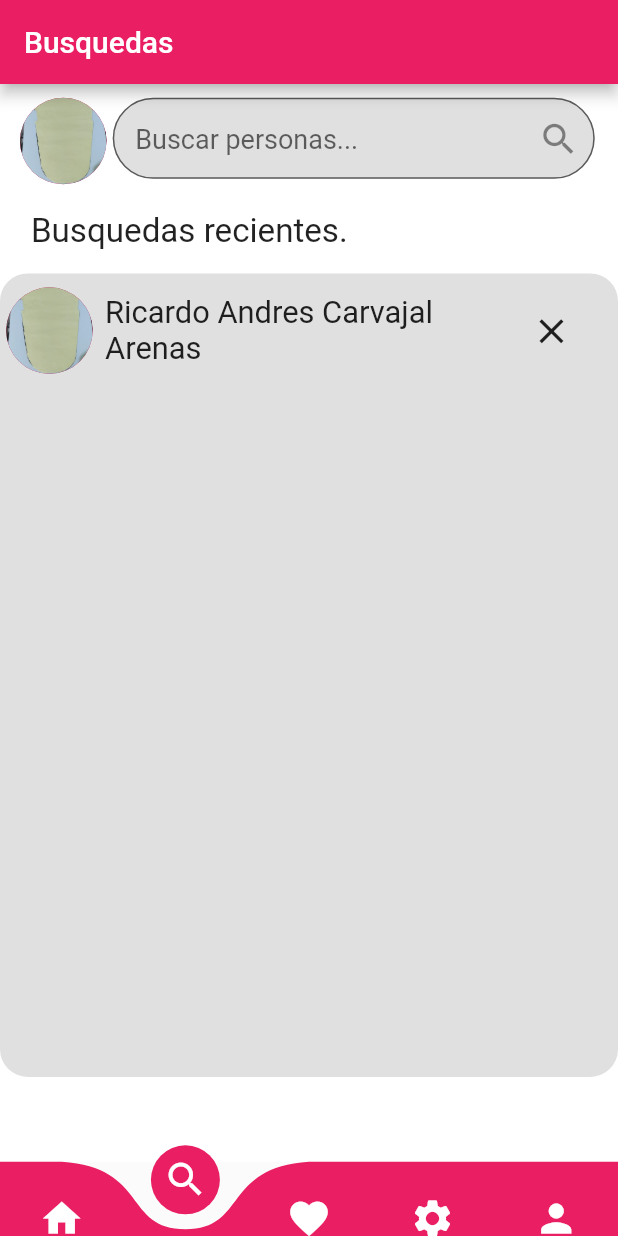
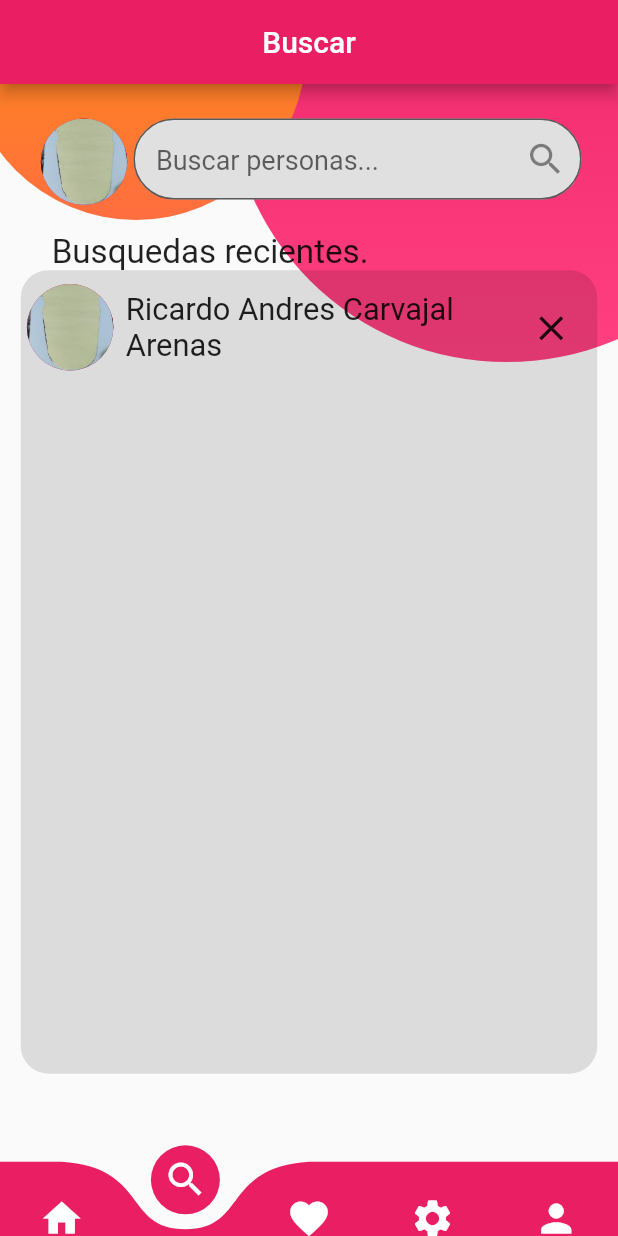
Before and after one commit to JhonRuiz95/flutter_application_3, a Flutter app: the raiz screen opened directly, item 2 of the bottom bar chosen, on a phone screen of 412 x 824 dp. Run offline on Flutter 3.47's test engine with Material 2 defaults, Android fonts, the phone set to English and light mode, and no system bars; drawn by our look-alikes of curved_navigation_bar; our stand-ins replace cloud_firestore, dio, file_picker, firebase_auth, firebase_core, firebase_storage and 8 more; missing offline and left inert: dart:ffi, photo_manager; accounts and stored records are empty; network calls fail; statements that could not run were skipped.

Commit message:
Buscar completo

```diff
--- a/lib/main.dart
+++ b/lib/main.dart
@@ -1,7 +1,7 @@
 import 'package:firebase_core/firebase_core.dart';
 import 'package:flutter/material.dart';
 import 'package:flutter_application_3/screens/login_screen.dart';
-
+import 'package:flutter_application_3/screens/raiz.dart';
 
 Future<void> main() async {
   WidgetsFlutterBinding.ensureInitialized();
@@ -16,7 +16,7 @@ class MyApp extends StatelessWidget {
       theme: ThemeData(primarySwatch: Colors.pink),
       debugShowCheckedModeBanner: false,
       title: 'Login',
-      home: const LoginScreen(),
+      home: raiz(),
     );
   }
 }
--- /dev/null
+++ b/lib/screens/buscar.dart
@@ -0,0 +1,187 @@
+import 'package:flutter/material.dart';
+import 'package:flutter_application_3/utils/responsive.dart';
+import 'package:flutter_application_3/widgets/circle.dart';
+import 'package:fluttertoast/fluttertoast.dart';
+import 'package:form_field_validator/form_field_validator.dart';
+import 'package:google_fonts/google_fonts.dart';
+
+class buscarUser extends StatelessWidget {
+  const buscarUser({Key? key}) : super(key: key);
+
+  @override
+  Widget build(BuildContext context) {
+    Responsive responsive = Responsive(context);
+    final double pinkSize = responsive.wp(90);
+    final double orangeSize = responsive.wp(55);
+
+    Row userResult = Row(
+      children: [
+        Container(
+          //alignment: Alignment.bottomLeft,
+          height: responsive.hp(7),
+          //color: Colors.amber,
+          width: responsive.wp(16), //size.width * .125,
+          child: const CircleAvatar(
+            radius: 60,
+            backgroundImage: AssetImage('assets/img/pru1.jpeg'),
+          ),
+        ),
+        SizedBox(
+          width: responsive.wp(1),
+        ),
+        SizedBox(
+          width: responsive.wp(63),
+          child: Text(
+            "Ricardo Andres Carvajal Arenas",
+            style: TextStyle(
+              fontSize: responsive.wp(5),
+              //backgroundColor: Colors.amber,
+            ),
+          ),
+        ),
+        IconButton(
+          onPressed: () {},
+          icon: const Icon(Icons.close),
+          iconSize: responsive.dp(3),
+        )
+      ],
+    );
+
+    return Scaffold(
+      appBar: AppBar(
+        title: const Text('Buscar'),
+        centerTitle: true,
+      ),
+      body: SizedBox(
+        width: double.infinity,
+        height: responsive.height * 0.82,
+        child: Stack(
+          children: <Widget>[
+            Positioned(
+              right: -(pinkSize) * 0.3,
+              top: -(pinkSize) * 0.5,
+              child: Circle(
+                size: pinkSize,
+                colors: const [
+                  Colors.pink,
+                  Colors.pinkAccent,
+                  //Colors.yellow,
+                ],
+              ),
+            ),
+            Positioned(
+              left: -(orangeSize) * 0.1,
+              top: -(orangeSize) * 0.6,
+              child: Circle(
+                size: orangeSize,
+                colors: const [
+                  Colors.orange,
+                  Colors.deepOrangeAccent,
+                  //Colors.yellow,
+                ],
+              ),
+            ),
+            ListView(
+              padding: EdgeInsets.all(responsive.dp(1.5)),
+              children: <Widget>[
+                Wrap(
+                  //mainAxisAlignment: MainAxisAlignment.spaceBetween,
+                  direction: Axis.horizontal,
+                  children: [
+                    Padding(
+                      padding: EdgeInsets.symmetric(
+                          vertical: responsive.dp(1),
+                          horizontal: responsive.dp(1)),
+                      child: Row(
+                        children: [
+                          Column(
+                            children: [
+                              Container(
+                                alignment: Alignment.topLeft,
+                                height: responsive.hp(7),
+                                //color: Colors.amber,
+                                width: responsive.wp(16), //size.width * .125,
+                                child: const CircleAvatar(
+                                  radius: 60,
+                                  backgroundImage:
+                                      AssetImage('assets/img/pru1.jpeg'),
+                                ),
+                              ),
+                            ],
+                          ),
+                          SizedBox(
+                            height: responsive.hp(7),
+                            width: responsive.wp(72.5),
+                            //color: Colors.grey.shade300, //parte de perfil
+                            child: TextFormField(
+                              style: TextStyle(fontSize: responsive.dp(2.2)),
+                              //controller: _comentarioController,
+                              //maxLines: 3,
+                              decoration: InputDecoration(
+                                fillColor: Colors.grey.shade300,
+                                filled: true,
+                                contentPadding:
+                                    const EdgeInsets.only(left: 15.0, top: 30),
+                                border: OutlineInputBorder(
+                                    borderRadius: BorderRadius.circular(
+                                        responsive.dp(15))),
+                                hintText: 'Buscar personas...',
+                                hintStyle: GoogleFonts.roboto(
+                                  fontSize: 18,
+                                ),
+                                suffixIcon: IconButton(
+                                  //color: Colors.amber,
+                                  iconSize: responsive.dp(3),
+                                  icon: const Icon(Icons.search),
+                                  onPressed: () {
+                                    Fluttertoast.showToast(
+                                      msg: 'Buscando',
+                                    );
+                                  },
+                                ),
+                              ),
+                              validator: RequiredValidator(
+                                  errorText: 'El campo es obligatorio'),
+                            ),
+                          ),
+                        ],
+                      ),
+                    ),
+                    Padding(
+                      padding: EdgeInsets.fromLTRB(
+                          responsive.wp(5), responsive.hp(1), 0, 0),
+                      child: Text(
+                        'Busquedas recientes.',
+                        style: TextStyle(
+                          fontSize: responsive.dp(2.4),
+                        ),
+                      ),
+                    )
+                  ],
+                ),
+                //?
+                Container(
+                  width: responsive.wp(98),
+                  height: responsive.hp(65),
+                  //color: Colors.black12,
+                  decoration: BoxDecoration(
+                      color: Colors.black12,
+                      borderRadius:
+                          BorderRadius.all(Radius.circular(responsive.dp(2)))),
+                  child: Padding(
+                    padding: EdgeInsets.symmetric(vertical: responsive.dp(1)),
+                    child: Column(
+                      children: [
+                        userResult,
+                      ],
+                    ),
+                  ),
+                ),
+              ],
+            )
+          ],
+        ),
+      ),
+    );
+  }
+}
--- a/lib/screens/raiz.dart
+++ b/lib/screens/raiz.dart
@@ -1,10 +1,10 @@
 import 'package:flutter/material.dart';
 import 'package:curved_navigation_bar/curved_navigation_bar.dart';
+import 'package:flutter_application_3/screens/buscar.dart';
 import 'package:flutter_application_3/screens/home_screen.dart';
 import 'package:flutter_application_3/screens/perfilCompleto.dart';
 import 'package:flutter_application_3/screens/view_pub.dart';
 import 'package:flutter_application_3/utils/responsive.dart';
-import 'package:flutter_application_3/views/comentario.dart';
 import 'package:flutter_application_3/views/perfil.dart';
 import 'package:flutter_application_3/views/publica.dart';
 
@@ -18,12 +18,13 @@ class raiz extends StatefulWidget {
 class _raizState extends State<raiz> {
   int _page = 0;
 
-  final perfilCompleto _perfil = new perfilCompleto();
-  final publicacionPerfil _pubPerfil = new publicacionPerfil();
+  final perfilCompleto _perfil = const perfilCompleto();
+  final publicacionPerfil _pubPerfil = const publicacionPerfil();
   final Perfil _perfilBotton = new Perfil();
-  final home_screen _homeScreen = new home_screen();
-  final comentario _comentario = new comentario();
-  final viewPub _viewpub = new viewPub();
+  final home_screen _homeScreen = const home_screen();
+
+  final viewPub _viewpub = const viewPub();
+  final buscarUser _buscarUser = new buscarUser();
 
   Widget _showPage = new home_screen();
   Widget _pageChoser(int page) {
@@ -32,7 +33,7 @@ class _raizState extends State<raiz> {
         return _homeScreen;
 
       case 1:
-        return _comentario;
+        return _buscarUser;
 
       case 2:
         return _viewpub;
--- a/lib/views/comentario.dart
+++ /dev/null
@@ -1,198 +0,0 @@
-import 'package:flutter/material.dart';
-import 'package:flutter_application_3/ui/widgets.dart';
-import 'package:flutter_application_3/utils/responsive.dart';
-import 'package:flutter_application_3/widgets/circle.dart';
-import 'package:fluttertoast/fluttertoast.dart';
-import 'package:form_field_validator/form_field_validator.dart';
-import 'package:google_fonts/google_fonts.dart';
-//import 'package:icon/icon.dart';
-//import 'package:firebase_auth/firebase_auth.dart';
-
-//FirebaseAuth _auth = FirebaseAuth.instance;
-
-class comentario extends StatelessWidget {
-  final String title = 'Comentario';
-  final GlobalKey<FormState> _formKey = GlobalKey<FormState>();
-  final TextEditingController _comentarioController = TextEditingController();
-  late final bool _success = false;
-
-  @override
-  Widget build(BuildContext context) {
-    Responsive responsive = new Responsive(context);
-    final double pinkSize = responsive.wp(90);
-    final double orangeSize = responsive.wp(55);
-    final size = MediaQuery.of(context).size;
-
-    Row userResult = Row(
-      children: [
-        Container(
-          //alignment: Alignment.bottomLeft,
-          height: responsive.hp(7),
-          //color: Colors.amber,
-          width: responsive.wp(16), //size.width * .125,
-          child: const CircleAvatar(
-            radius: 60,
-            backgroundImage: AssetImage('assets/img/pru1.jpeg'),
-          ),
-        ),
-        SizedBox(
-          width: responsive.wp(1),
-        ),
-        SizedBox(
-          width: responsive.wp(66.4),
-          child: Text(
-            "Ricardo Andres Carvajal Arenas",
-            style: TextStyle(
-              fontSize: responsive.wp(5),
-              //backgroundColor: Colors.amber,
-            ),
-          ),
-        ),
-        IconButton(
-          onPressed: () {},
-          icon: const Icon(Icons.close),
-          iconSize: responsive.dp(3),
-        )
-      ],
-    );
-
-    return Scaffold(
-      backgroundColor: Colors.white,
-      appBar: AppBar(
-        title: Text("Busquedas"),
-      ),
-      body: SafeArea(
-        child: Form(
-          key: _formKey,
-          child: Padding(
-            padding: const EdgeInsets.all(0),
-            child: Column(
-              children: [
-                Expanded(
-                  //flex: 2,
-                  child: SizedBox(
-                    child: ListView(
-                      children: [
-                        Wrap(
-                          //mainAxisAlignment: MainAxisAlignment.spaceBetween,
-                          direction: Axis.horizontal,
-                          children: [
-                            Padding(
-                              padding: EdgeInsets.symmetric(
-                                  vertical: responsive.dp(1),
-                                  horizontal: responsive.dp(1)),
-                              child: Row(
-                                children: [
-                                  Column(
-                                    children: [
-                                      Container(
-                                        alignment: Alignment.topLeft,
-                                        height: responsive.hp(7),
-                                        //color: Colors.amber,
-                                        width: responsive
-                                            .wp(16), //size.width * .125,
-                                        child: const CircleAvatar(
-                                          radius: 60,
-                                          backgroundImage: AssetImage(
-                                              'assets/img/pru1.jpeg'),
-                                        ),
-                                      ),
-                                    ],
-                                  ),
-                                  SizedBox(
-                                    height: responsive.hp(7),
-                                    width: responsive.wp(78),
-                                    //color: Colors.grey.shade300, //parte de perfil
-                                    child: TextFormField(
-                                      style: TextStyle(
-                                          fontSize: responsive.dp(2.2)),
-                                      controller: _comentarioController,
-                                      //maxLines: 3,
-                                      decoration: InputDecoration(
-                                        fillColor: Colors.grey.shade300,
-                                        filled: true,
-                                        contentPadding: const EdgeInsets.only(
-                                            left: 15.0, top: 30),
-                                        border: OutlineInputBorder(
-                                            borderRadius: BorderRadius.circular(
-                                                responsive.dp(15))),
-                                        hintText: 'Buscar personas...',
-                                        hintStyle: GoogleFonts.roboto(
-                                          fontSize: 18,
-                                        ),
-                                        suffixIcon: IconButton(
-                                          //color: Colors.amber,
-                                          iconSize: responsive.dp(3),
-                                          icon: const Icon(Icons.search),
-                                          onPressed: () {
-                                            Fluttertoast.showToast(
-                                              msg: 'Buscando',
-                                            );
-                                          },
-                                        ),
-                                      ),
-                                      validator: RequiredValidator(
-                                          errorText: 'El campo es obligatorio'),
-                                    ),
-                                  ),
-                                ],
-                              ),
-                            ),
-                            Padding(
-                              padding: EdgeInsets.fromLTRB(
-                                  responsive.wp(5), responsive.hp(1), 0, 0),
-                              child: Text(
-                                'Busquedas recientes.',
-                                style: TextStyle(
-                                  fontSize: responsive.dp(2.4),
-                                ),
-                              ),
-                            )
-                          ],
-                        ),
-                        Container(
-                          alignment: Alignment.center,
-                          child: Text(_success == null
-                              ? 'Null'
-                              : (_success ? 'Comentario registrado' : '')),
-                        ),
-                        //? aqui estaba el result de busqueda
-
-                        Container(
-                          width: responsive.wp(98),
-                          height: responsive.hp(65),
-                          //color: Colors.black12,
-                          decoration: BoxDecoration(
-                              color: Colors.black12,
-                              borderRadius: BorderRadius.all(
-                                  Radius.circular(responsive.dp(2)))),
-                          child: Padding(
-                            padding: EdgeInsets.symmetric(
-                                vertical: responsive.dp(1)),
-                            child: Column(
-                              children: [
-                                userResult,
-                              ],
-                            ),
-                          ),
-                        ),
-                      ],
-                    ),
-                  ),
-                ),
-                const SizedBox(
-                  height: 5.0,
-                ),
-              ],
-            ),
-          ),
-        ),
-      ),
-    );
-  }
-
-  void dispose() {
-    _comentarioController.dispose();
-    dispose();
-  }
-}
```
